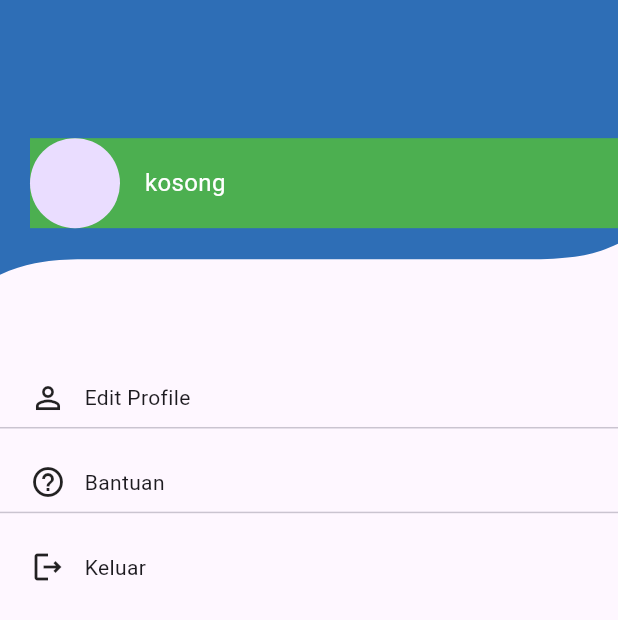
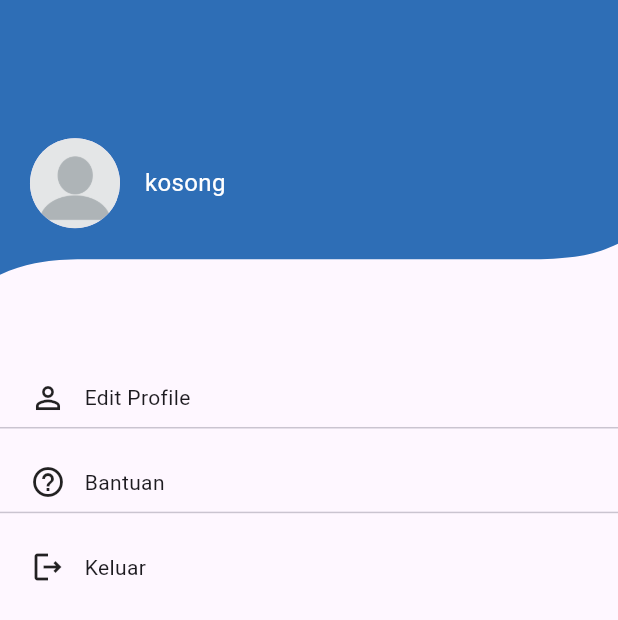
Before and after one commit to LaundryLink/mobile-laundrylink, a Flutter app: the ProfileView screen opened directly, after a tap on "Keluar", on a phone screen of 412 x 824 dp. Shown: the top 620 px of the screen. Run offline on Flutter 3.47's test engine with Material 3 defaults, Android fonts, the phone set to English and light mode, and no system bars; our stand-ins replace another_flutter_splash_screen, currency_text_input_formatter, dio, flutter_carousel_widget, flutter_svg, get and 4 more; accounts and stored records are empty; network calls fail.

```diff
--- a/lib/app/modules/profile/views/profile_view.dart
+++ b/lib/app/modules/profile/views/profile_view.dart
@@ -97,12 +97,11 @@ class CustomAppBarProfile extends StatelessWidget {
         Positioned(
           bottom: AppBar().preferredSize.height - 25,
           child: Container(
-            color: Colors.green,
             margin: EdgeInsets.only(left: 20),
             width: Get.width,
             child: Row(
               children: [
-                CircleAvatar(
+                CircleAvatar(backgroundImage:AssetImage("assets/images/blank_picture.png",),
                   radius: 30,
                 ),
                 SizedBox(
```
Also changed, not shown: assets/images/blank_picture.png (added).
